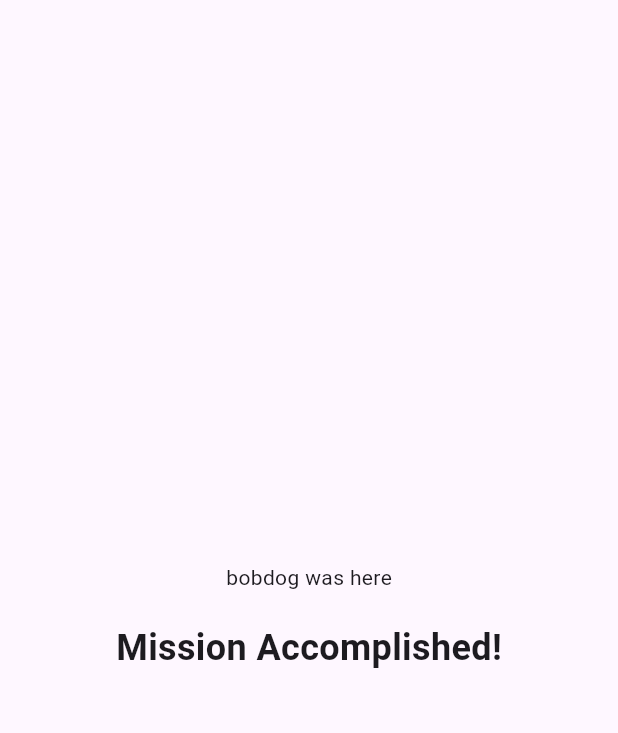
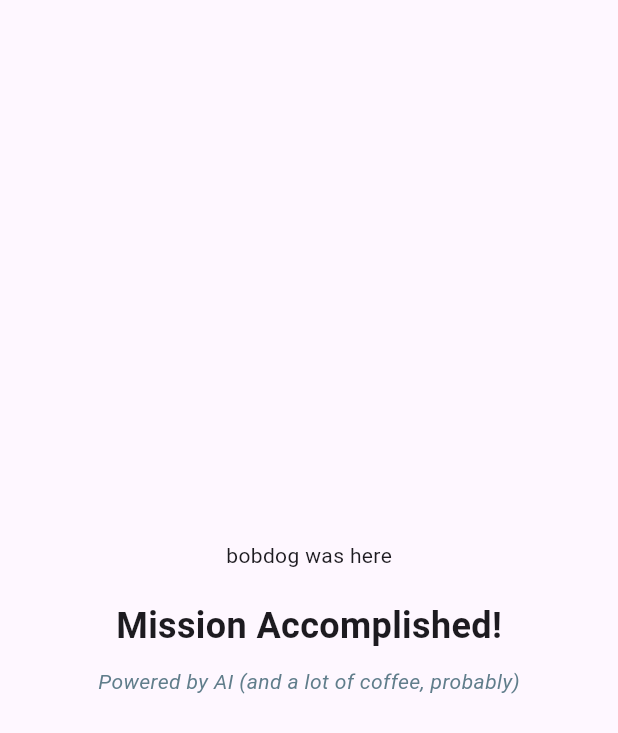
Before and after one commit to mmaitlen/skill_prompt_tests, a Flutter app: the screen it shows after launch, on a phone screen of 412 x 824 dp. Shown: the top 733 px of the screen. Run offline on Flutter 3.47's test engine with Material 3 defaults, Android fonts, the phone set to English and light mode, and no system bars.

Commit message:
feat: Add a funny phrase 'Powered by AI (and a lot of coffee, probably)'

```diff
--- a/lib/main.dart
+++ b/lib/main.dart
@@ -24,6 +24,14 @@ class MainApp extends StatelessWidget {
                   fontWeight: FontWeight.bold,
                 ),
               ),
+              SizedBox(height: 10), // Add some spacing
+              Text(
+                'Powered by AI (and a lot of coffee, probably)',
+                style: TextStyle(
+                  fontStyle: FontStyle.italic,
+                  color: Colors.blueGrey,
+                ),
+              ),
             ],
           ),
         ),
```
